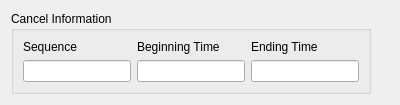
Qt form tafor/components/ui/sigmet_cancel.ui (up1and/tafor) before a commit.
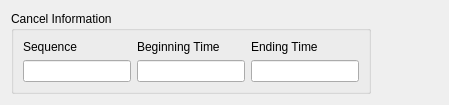
The same form after that commit.

Patch:
```diff
--- a/tafor/components/ui/sigmet_cancel.ui
+++ b/tafor/components/ui/sigmet_cancel.ui
@@ -6,7 +6,7 @@
    <rect>
     <x>0</x>
     <y>0</y>
-    <width>400</width>
+    <width>449</width>
     <height>88</height>
    </rect>
   </property>
```
Left out of the diff: 6 changed lines with no effect on the pictures.
